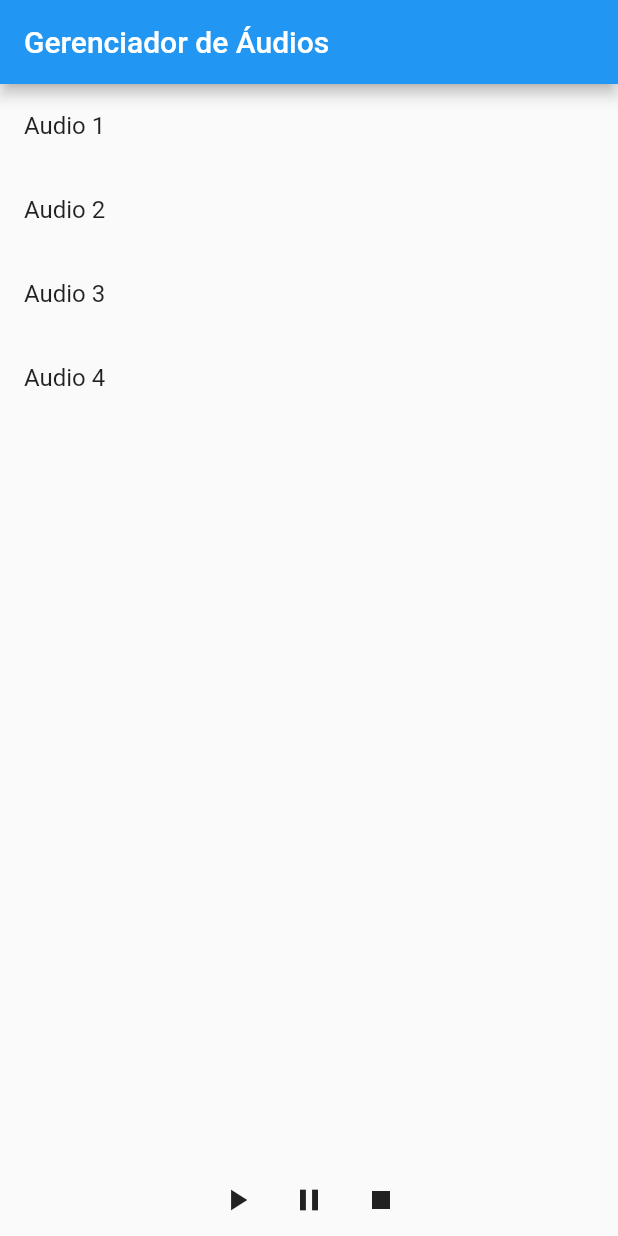
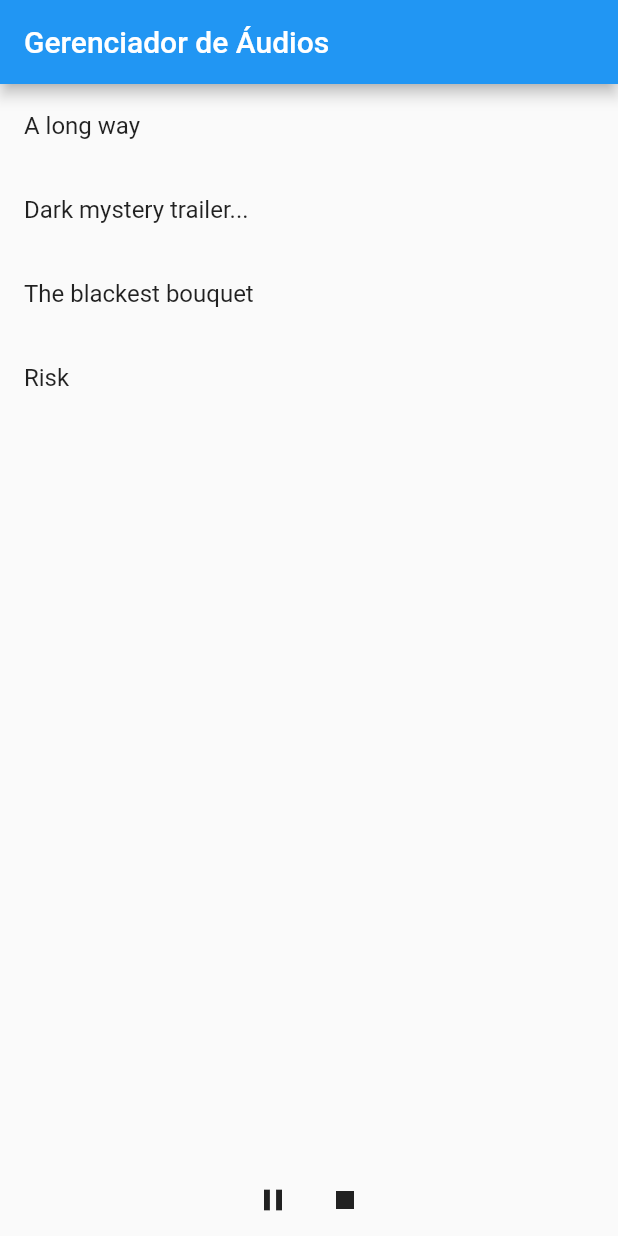
Before and after one commit to c1c3ru/gerenciadordeaudio, a Flutter app: the screen it shows after launch, after a tap on the "play arrow" icon, on a phone screen of 412 x 824 dp. Run offline on Flutter 3.47's test engine with Material 2 defaults, Android fonts, the phone set to English and light mode, and no system bars; our stand-ins replace assets_audio_player, bloc, equatable, flutter_bloc.

Commit message:
mudança na forma do caminho dos arquivos e adicicionado o código util

```diff
--- a/lib/bloc/audio_bloc.dart
+++ b/lib/bloc/audio_bloc.dart
@@ -1,38 +1,94 @@
-import 'dart:async';
 import 'package:bloc/bloc.dart';
+import 'package:assets_audio_player/assets_audio_player.dart';
 import '../models/audio.dart';
-import '../widgets/audio_manager_bloc.dart';
 import 'audio_event.dart';
 import 'audio_state.dart';
 
-class AudioBloc extends Bloc<AudioEventBloc, AudioState> {
+class AudioBloc extends Bloc<AudioEvent, AudioState> {
+  final AssetsAudioPlayer _audioPlayer = AssetsAudioPlayer();
+  List<AudioModel> audioList = [];
+
   AudioBloc() : super(AudioState.initial()) {
+    _audioPlayer.playlistFinished.listen((event) {
+      add(StopAudio());
+    });
+
+    on<ToggleAudio>(_onToggleAudio);
+    on<StopAudio>((event, emit) {
+      _audioPlayer.stop();
+    });
     on<PlayAudio>(_onPlayAudio);
-    on<PauseAudio>(_onPauseAudio);
-    on<StopAudio>(_onStopAudio);  // Adicionando tratamento para StopAudio
   }
 
-  Future<void> _onPlayAudio(PlayAudio event, Emitter<AudioState> emit) async {
-    await AudioManager.play(event.audioUrl as Audio);
+  void _onPlayAudio(PlayAudio event, Emitter<AudioState> emit) async {
+    // Supondo que você deseja limpar a lista de reprodução e adicionar a nova música a cada reprodução
+    audioList.clear();
+    audioList.add(AudioModel(title: event.title, asset: event.asset));
+
+    await _audioPlayer.open(
+      Playlist(
+        audios: audioList.map((audioModel) {
+          return Audio.file(
+            audioModel.asset, // Use audioModel.asset como o caminho do arquivo
+            metas: Metas(
+              title: audioModel.title,
+            ),
+          );
+        }).toList(),
+      ),
+      showNotification: true,
+      headPhoneStrategy: HeadPhoneStrategy.pauseOnUnplugPlayOnPlug,
+    );
+
+    await _audioPlayer.play();
+
     emit(state.copyWith(
-        currentAudio: Audio(title: event.title, url: event.audioUrl),
-        isPlaying: true));
+      currentAudio: AudioModel(title: event.title, asset: event.asset),
+      isPlaying: true,
+    ));
   }
 
-  Future<void> _onPauseAudio(PauseAudio event, Emitter<AudioState> emit) async {
-    await AudioManager.pause();
-    emit(state.copyWith(isPlaying: false));
+  Stream<AudioState> _mapPlayAudioToState(PlayAudio event) async* {
+    audioList.clear();
+    audioList.add(AudioModel(title: event.title, asset: event.asset));
+
+    await _audioPlayer.open(
+      Playlist(
+        audios: audioList.map((audioModel) {
+          return Audio.file(audioModel.asset);
+        }).toList(),
+      ),
+      showNotification: true,
+      headPhoneStrategy: HeadPhoneStrategy.pauseOnUnplugPlayOnPlug,
+    );
+
+    await _audioPlayer.play();
+
+    yield state.copyWith(
+      currentAudio: AudioModel(title: event.title, asset: event.asset),
+      isPlaying: true,
+    );
+  }
+  void _onToggleAudio(ToggleAudio event, Emitter<AudioState> emit) async {
+    if (state.isPlaying) {
+      await _audioPlayer.pause();
+    } else {
+      await _audioPlayer.play();
+    }
+    emit(state.copyWith(isPlaying: !state.isPlaying));
   }
 
-  Future<void> _onStopAudio(StopAudio event, Emitter<AudioState> emit) async {
-    await  StopAudio();  // Parando a reprodução
-    emit(state.copyWith(isPlaying: false));
+  Stream<AudioState> mapEventToState(AudioEvent event) async* {
+    if (event is PlayAudio) {
+      yield* _mapPlayAudioToState(event);
+    } else if (event is StopAudio) {
+      yield* _mapStopAudioToState();
+    }
   }
 
-  Stream<AudioState> mapEventToState(AudioEventBloc event) async* {
-    if (event is PauseAudio) {
-      await PauseAudio();
-      yield state.copyWith(isPlaying: false);
-    }
+
+  Stream<AudioState> _mapStopAudioToState() async* {
+    await _audioPlayer.stop();
+    yield state.copyWith(isPlaying: false);
   }
 }
--- a/lib/bloc/audio_event.dart
+++ b/lib/bloc/audio_event.dart
@@ -1,20 +1,20 @@
 import 'package:equatable/equatable.dart';
 
-abstract class AudioEventBloc extends Equatable {
+abstract class AudioEvent extends Equatable {
   @override
   List<Object?> get props => [];
 }
 
-class PlayAudio extends AudioEventBloc {
-  final String audioUrl;
+class PlayAudio extends AudioEvent {
+  final String asset;
   final String title;
 
-  PlayAudio(this.audioUrl, this.title);
+  PlayAudio(this.asset, this.title);
 
   @override
-  List<Object?> get props => [audioUrl];
+  List<Object?> get props => [asset];
 }
 
-class PauseAudio extends AudioEventBloc {}
+class ToggleAudio extends AudioEvent {}
 
-class StopAudio extends AudioEventBloc {}
+class StopAudio extends AudioEvent {}
--- a/lib/bloc/audio_state.dart
+++ b/lib/bloc/audio_state.dart
@@ -1,10 +1,9 @@
-// audio_state.dart
+import 'package:equatable/equatable.dart';
 
-import 'package:equatable/equatable.dart';
 import '../models/audio.dart';
 
 class AudioState extends Equatable {
-  final Audio? currentAudio;
+  final AudioModel? currentAudio;
   final bool isPlaying;
 
   AudioState({required this.currentAudio, required this.isPlaying});
@@ -13,7 +12,7 @@ class AudioState extends Equatable {
     return AudioState(currentAudio: null, isPlaying: false);
   }
 
-  AudioState copyWith({Audio? currentAudio, bool? isPlaying}) {
+  AudioState copyWith({AudioModel? currentAudio, bool? isPlaying}) {
     return AudioState(
       currentAudio: currentAudio ?? this.currentAudio,
       isPlaying: isPlaying ?? this.isPlaying,
--- a/lib/main.dart
+++ b/lib/main.dart
@@ -1,15 +1,18 @@
+// main.dart
+
 import 'package:flutter/material.dart';
+import 'package:flutter_bloc/flutter_bloc.dart';
 import 'models/audio.dart';
 import 'widgets/audio_app.dart';
+import 'bloc/audio_bloc.dart';
 
 void main() {
+  WidgetsFlutterBinding.ensureInitialized();
   runApp(MaterialApp(
     debugShowCheckedModeBanner: false,
-    home: AudioApp([
-      Audio(title: "Audio 1", url: "assets/a-long-way-166385.mp3"),
-      Audio(title: "Audio 2", url: "assets/dark-mystery-trailer-taking-our-time-131566.mp3"),
-      Audio(title: "Audio 3", url: "assets/leonell-cassio-the-blackest-bouquet-118766.mp3"),
-      Audio(title: "Audio 4", url: "assets/risk-136788.mp3"),
-    ]),
+    home: BlocProvider<AudioBloc>(
+      create: (context) => AudioBloc(),
+      child: AudioApp(audioList),
+    ),
   ));
 }
--- a/lib/models/audio.dart
+++ b/lib/models/audio.dart
@@ -1,6 +1,13 @@
-class Audio {
+class AudioModel {
   final String title;
-  final String url;
+  final String asset;
 
-  Audio({required this.title, required this.url});
+  AudioModel({required this.title, required this.asset});
 }
+
+List<AudioModel> audioList = [
+  AudioModel(title: "A long way", asset: "a-long-way-166385.mp3"),
+  AudioModel(title: "Dark mystery trailer...", asset: "dark-mystery-trailer-taking-our-time-131566.mp3"),
+  AudioModel(title: "The blackest bouquet", asset: "leonell-cassio-the-blackest-bouquet-118766.mp3"),
+  AudioModel(title: "Risk", asset: "risk-136788.mp3"),
+];
--- a/lib/widgets/audio_app.dart
+++ b/lib/widgets/audio_app.dart
@@ -1,38 +1,44 @@
 import 'package:flutter/material.dart';
 import 'package:flutter_bloc/flutter_bloc.dart';
-
 import '../bloc/audio_bloc.dart';
 import '../bloc/audio_event.dart';
 import '../models/audio.dart';
+import '../ultil/file_ultil.dart';
 import 'audio_list.dart';
 import 'audio_player_controls.dart';
 
 class AudioApp extends StatelessWidget {
-  final List<Audio> audios;
+  final List<AudioModel> audioList;
 
-  AudioApp(this.audios);
+  AudioApp(this.audioList);
 
   @override
   Widget build(BuildContext context) {
     return Scaffold(
       appBar: AppBar(title: Text("Gerenciador de Áudios")),
-      body: BlocProvider(
-        create: (context) => AudioBloc(),
-        child: Column(
+      body: Column(
         children: [
           Expanded(
             child: AudioList(
-                audios: audios,
-                onAudioSelected: (audio) {
+              audios: audioList,
+              onAudioSelected: (audio) async {
+                bool fileExists = await FileUtil.doesFileExist('assets/${audio.asset}');
+                print('O arquivo de áudio existe: $fileExists');
+
+                if (fileExists) {
+                  // Use o URI correto para o arquivo de áudio
+                  Uri audioUri = Uri.parse(getAudioUri(audio.asset));
                   final audioBloc = BlocProvider.of<AudioBloc>(context);
-                  audioBloc.add(PlayAudio(audio.url, audio.title));
+                  audioBloc.add(PlayAudio(audio.asset, audioUri.toString()));
+                } else {
+                  print('Arquivo de áudio não encontrado.');
+                }
               },
             ),
           ),
           AudioPlayerControls(),
         ],
       ),
-      ),
     );
   }
 }
--- a/lib/widgets/audio_list.dart
+++ b/lib/widgets/audio_list.dart
@@ -2,8 +2,8 @@ import 'package:flutter/material.dart';
 import '../models/audio.dart';
 
 class AudioList extends StatelessWidget {
-  final List<Audio> audios;
-  final Function(Audio) onAudioSelected;
+  final List<AudioModel> audios;
+  final Function(AudioModel) onAudioSelected;
 
   AudioList({required this.audios, required this.onAudioSelected});
 
@@ -14,7 +14,9 @@ class AudioList extends StatelessWidget {
       itemBuilder: (context, index) {
         return ListTile(
           title: Text(audios[index].title),
-          onTap: () => onAudioSelected(audios[index]),
+          onTap: () {
+            onAudioSelected(audios[index]);
+          },
         );
       },
     );
--- a/lib/widgets/audio_manager_bloc.dart
+++ /dev/null
@@ -1,34 +0,0 @@
-import 'package:audioplayers/audioplayers.dart';
-import '../models/audio.dart';
-
-class AudioManager {
-  static AudioPlayer _audioPlayer = AudioPlayer();
-
-  static Future<void> play(Audio audio) async {
-    await _audioPlayer.stop();
-    await _audioPlayer.play(audio.url as Source);
-  }
-
-  static Future<void> pause() async {
-    await _audioPlayer.pause();
-  }
-
-  static Future<void> stop() async {
-    await _audioPlayer.stop();
-  }
-
-  static Future<Duration?> getDuration() async {
-    return await _audioPlayer.getDuration();
-  }
-
-  static Future<Duration?> getCurrentPosition() async {
-    return await _audioPlayer.getCurrentPosition();
-  }
-}
-
-// ...
-
-// void _playAudio(BuildContext context, Audio audio) {
-//   final audioBloc = BlocProvider.of<AudioBloc>(context);
-//   audioBloc.add(PlayAudio(audio.url, audio.title));
-// }
--- a/lib/widgets/audio_player_controls.dart
+++ b/lib/widgets/audio_player_controls.dart
@@ -12,46 +12,15 @@ class AudioPlayerControls extends StatelessWidget {
         return Row(
           mainAxisAlignment: MainAxisAlignment.center,
           children: [
-            if (state.isPlaying)
-              IconButton(
-                icon: Icon(Icons.pause),
-                onPressed: () {
-                  context.read<AudioBloc>().add(PauseAudio());
-                },
-              ),
-            if (!state.isPlaying && state.currentAudio != null)
-              IconButton(
-                icon: Icon(Icons.play_arrow),
-                onPressed: () {
-                  context.read<AudioBloc>().add(
-                    PlayAudio(
-                      state.currentAudio!.url,
-                      state.currentAudio!.title,
-                    ),
-                  );
-                },
-              ),
             IconButton(
-              icon: Icon(Icons.play_arrow),
-              onPressed: () {
-                if (state.currentAudio != null) {
-                  context.read<AudioBloc>().add(
-                    PlayAudio(
-                      state.currentAudio!.url,
-                      state.currentAudio!.title,
-                    ),
-                  );
-                }
+              icon:
+                  state.isPlaying ? Icon(Icons.pause) : Icon(Icons.play_arrow),
+              onPressed: () async {
+                context.read<AudioBloc>().add(ToggleAudio());
               },
             ),
             IconButton(
-              icon: Icon(Icons.pause), // Ícone de pausar
-              onPressed: () {
-                context.read<AudioBloc>().add(PauseAudio());
-              },
-            ),
-            IconButton(
-              icon: Icon(Icons.stop), // Ícone de parar
+              icon: Icon(Icons.stop),
               onPressed: () {
                 context.read<AudioBloc>().add(StopAudio());
               },
--- a/pubspec.yaml
+++ b/pubspec.yaml
@@ -7,7 +7,9 @@ dependencies:
   bloc: ^8.1.2
   flutter_bloc: ^8.1.3
   equatable: ^2.0.5
-  audioplayers: ^5.1.0
+  assets_audio_player: ^3.1.1
+  bloc_test: ^9.1.4
+
 
 dev_dependencies:
   flutter_test:
```
Also changed, not shown: lib/ultil/file_ultil.dart (added, +12 -0 lines), pubspec.lock, 9 other files. Lines whose indentation alone changed are shown as unchanged.
